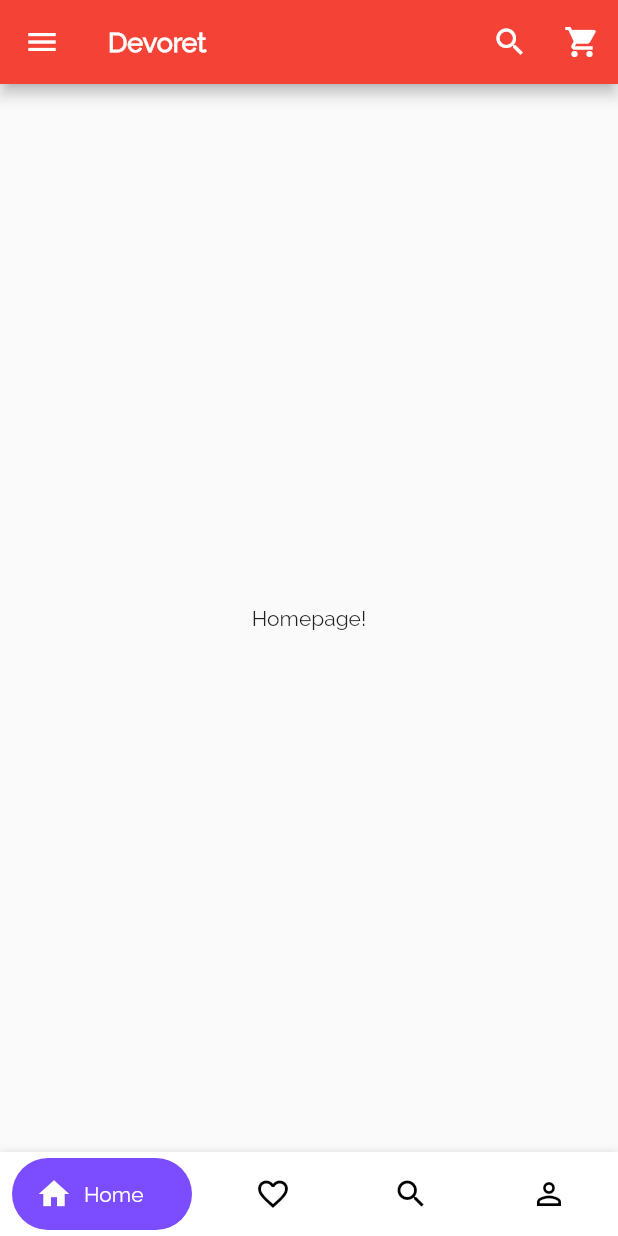
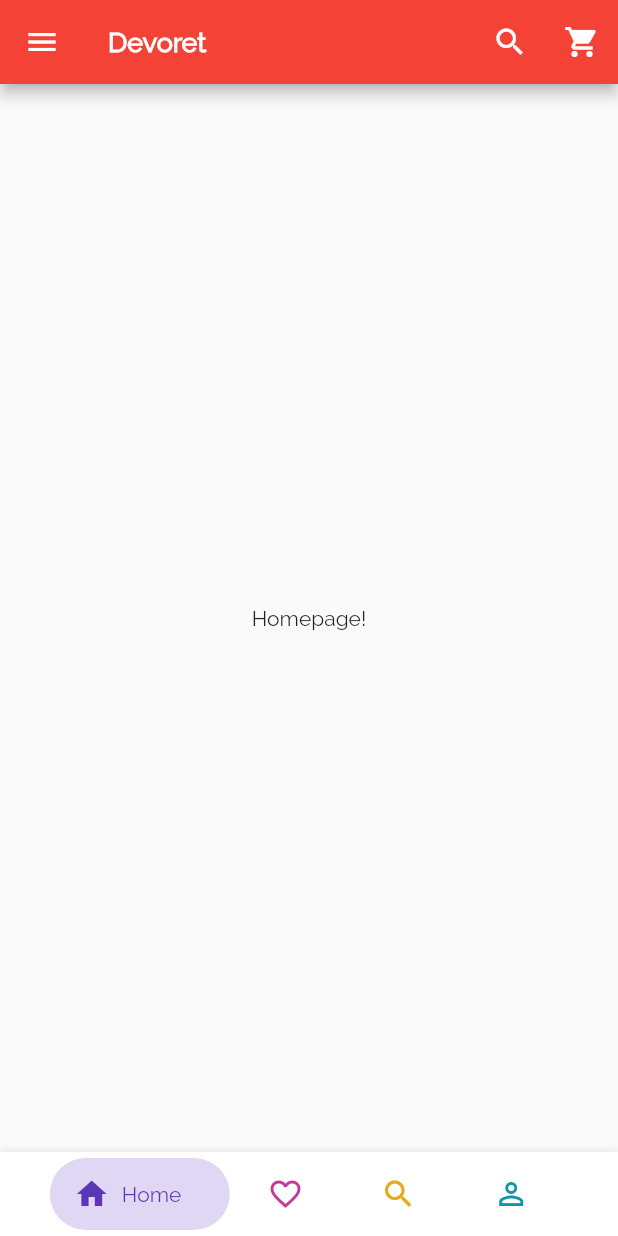
Before and after one commit to akther-hussain/flutter-bottomnavigationbar, a Flutter app: the screen it shows after launch, on a phone screen of 412 x 824 dp. Run offline on Flutter 3.47's test engine with Material 2 defaults, Android fonts, the phone set to English and light mode, and no system bars.

Commit message:
Add background color to icon & text
* changed color of padding

```diff
--- a/lib/pages/homepage.dart
+++ b/lib/pages/homepage.dart
@@ -81,10 +81,44 @@ class _BottomNavCustomState extends State<BottomNavCustom> {
   Color backgroundColorNav = Colors.white;
 
   List<NavigationItem> items = [
-    NavigationItem(Icon(Icons.home), Text('Home'), Colors.deepPurpleAccent),
-    NavigationItem(Icon(Icons.favorite_border), Text('Favorite'), Colors.pinkAccent),
-    NavigationItem(Icon(Icons.search), Text('Search'), Colors.amberAccent),
-    NavigationItem(Icon(Icons.person_outline), Text('Profile'), Colors.cyanAccent)
+    NavigationItem(
+      Icon(
+        Icons.home,
+        color: Color.fromRGBO(91, 55, 183, 1),
+      ),
+      Text(
+        'Home',
+        style: TextStyle(
+          color: Color.fromRGBO(91, 55, 183, 1),
+        ),
+      ),
+      Color.fromRGBO(223, 215, 243, 1),
+    ),
+    NavigationItem(
+        Icon(Icons.favorite_border, color: Color.fromRGBO(201, 55, 157, 1)),
+        Text(
+          'Favorite',
+          style: TextStyle(color: Color.fromRGBO(201, 55, 157, 1)),
+        ),
+        Color.fromRGBO(244, 211, 235, 1)),
+    NavigationItem(
+        Icon(
+          Icons.search,
+          color: Color.fromRGBO(230, 169, 25, 1),
+        ),
+        Text(
+          'Search',
+          style: TextStyle(color: Color.fromRGBO(230, 169, 25, 1)),
+        ),
+        Color.fromRGBO(251, 239, 211, 1)),
+    NavigationItem(
+        Icon(Icons.person_outline, color: Color.fromRGBO(17, 148, 170, 1)),
+        Text(
+          'Profile',
+          style: TextStyle(color: Color.fromRGBO(17, 148, 170, 1)),
+        ),
+        Color.fromRGBO(211, 235, 239, 1))
+
   ];
 
   Widget _buildItem(NavigationItem item, bool isSelected) {
@@ -136,7 +170,7 @@ class _BottomNavCustomState extends State<BottomNavCustom> {
           boxShadow: [BoxShadow(color: Colors.black12, blurRadius: 4)]),
       width: MediaQuery.of(context).size.width,
       child: Row(
-        mainAxisAlignment: MainAxisAlignment.spaceBetween,
+        mainAxisAlignment: MainAxisAlignment.spaceEvenly,
         children: items.map((item) {
           var itemIndex = items.indexOf(item);
           return GestureDetector(
```
